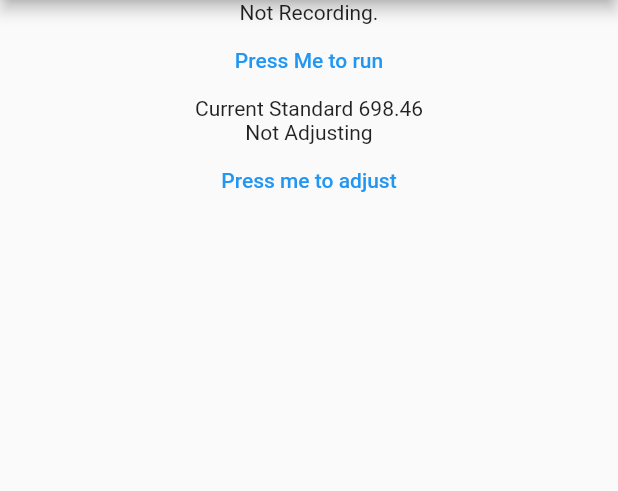
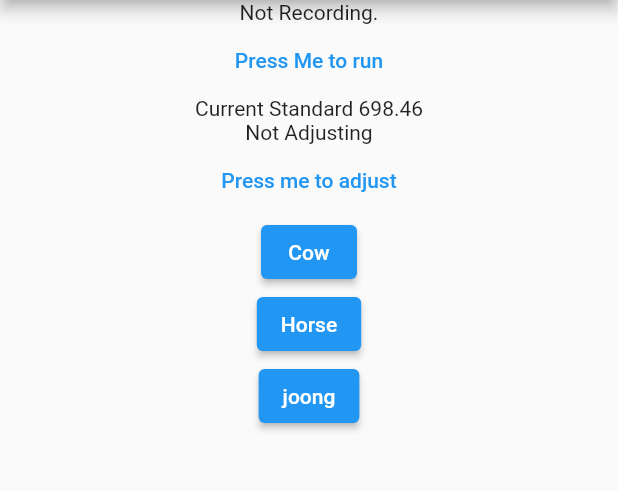
Before and after one commit to hoho00/danso_function, a Flutter app: the screen it shows after launch, on a phone screen of 412 x 824 dp, the part 84-575 px from its top. Run offline on Flutter 3.47's test engine with Material 2 defaults, Android fonts, the phone set to English and light mode, and no system bars; our stand-ins replace just_audio; missing offline and left inert: dart:ffi, dart_midi, enum_to_string, flutter_midi, pitchdetector.

Commit message:
feat: example app

```diff
--- a/example/lib/main.dart
+++ b/example/lib/main.dart
@@ -8,6 +8,9 @@ import 'package:pitchdetector/pitchdetector.dart';
 import 'package:danso_function/danso_function.dart';
 import 'package:enum_to_string/enum_to_string.dart';
 import 'package:dart_midi/dart_midi.dart';
+import 'package:just_audio/just_audio.dart';
+import 'package:flutter_midi/flutter_midi.dart';
+
 
 void main() {
   runApp(MyApp());
@@ -29,15 +32,19 @@ class _MyAppState extends State<MyApp> {
   String yulmyeong;
   String pitchStatus;
   double userInputForAdjust = F_FREQ;
+  final _player = AudioPlayer();
+  final _flutterMidi = FlutterMidi();
+  String _value = 'assets/Dan.sf2';
+
+
 
   var parser = MidiParser();
   @override
   void initState() {
+    load(_value);
     super.initState();
-    var file = File("sources/arirang.mid");
+
     detector = new Pitchdetector(sampleRate: 44100, sampleSize: 4096);
-    MidiFile parsedMidi = parser.parseMidiFromFile(file);
-    print(parsedMidi.tracks.length.toString());
     isRecording = isRecording;
     detector.onRecorderStateChanged.listen((event) {
       setState(() {
@@ -55,6 +62,22 @@ class _MyAppState extends State<MyApp> {
       });
     });
   }
+
+  @override
+  void dispose() {
+    _player.dispose();
+    super.dispose();
+  }
+
+  void load(String asset) async {
+    print('Loading File...');
+    _flutterMidi.unmute();
+    ByteData _byte = await rootBundle.load(asset);
+    //assets/sf2/SmallTimGM6mb.sf2
+    //assets/sf2/Piano.SF2
+    _flutterMidi.prepare(sf2: _byte, name: "hi");
+  }
+
 
   @override
   Widget build(BuildContext context) {
@@ -87,6 +110,29 @@ class _MyAppState extends State<MyApp> {
                 child: isAdjust
                     ? Text("Prees me to stop adjusting")
                     : Text("Press me to adjust")),
+            ElevatedButton(
+              onPressed: () async {
+                // TODO: cow button
+                await _player.setAsset('assets/semachi.wav');
+                _player.play();
+              },
+              child: Text('Cow'),
+            ),
+            SizedBox(width: 10),
+            ElevatedButton(
+              onPressed: () {
+                _player.stop();
+                // TODO: horse button
+              },
+              child: Text('Horse'),
+            ),
+            SizedBox(width: 10),
+            ElevatedButton(
+              onPressed: () {
+                _flutterMidi.playMidiNote(midi: 60);
+              },
+              child: Text('joong'),
+            ),
           ],
         )),
       ),
```
Also changed, not shown: example/pubspec.yaml (+5 -2 lines), example/pubspec.lock, 4 other files.
